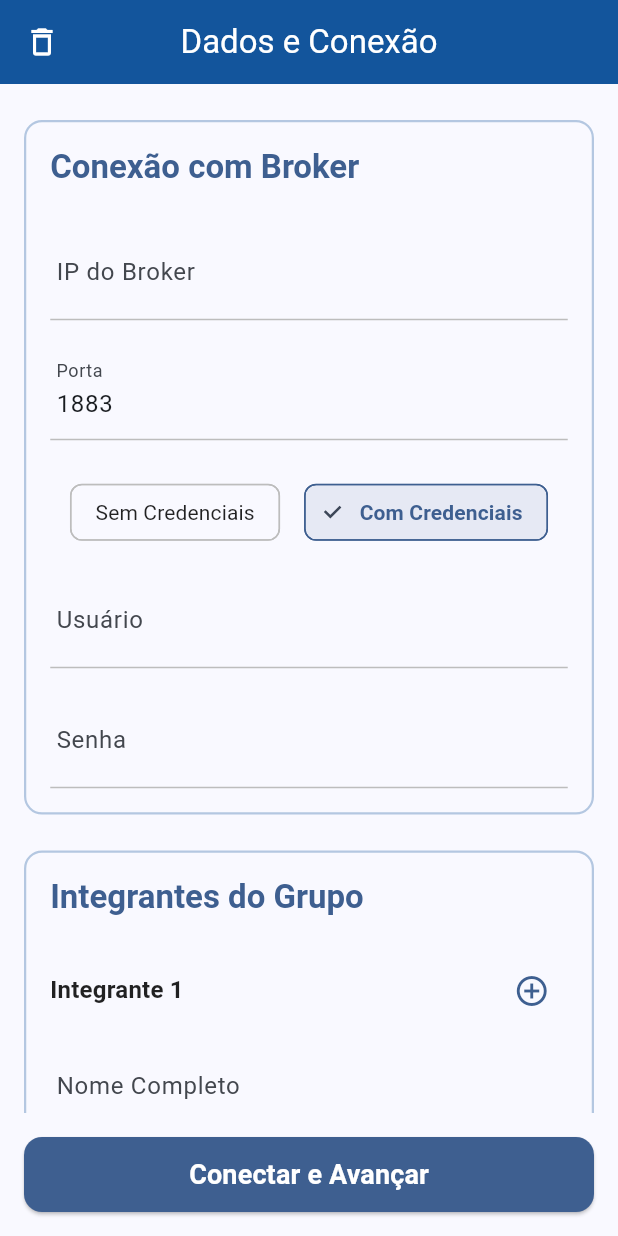
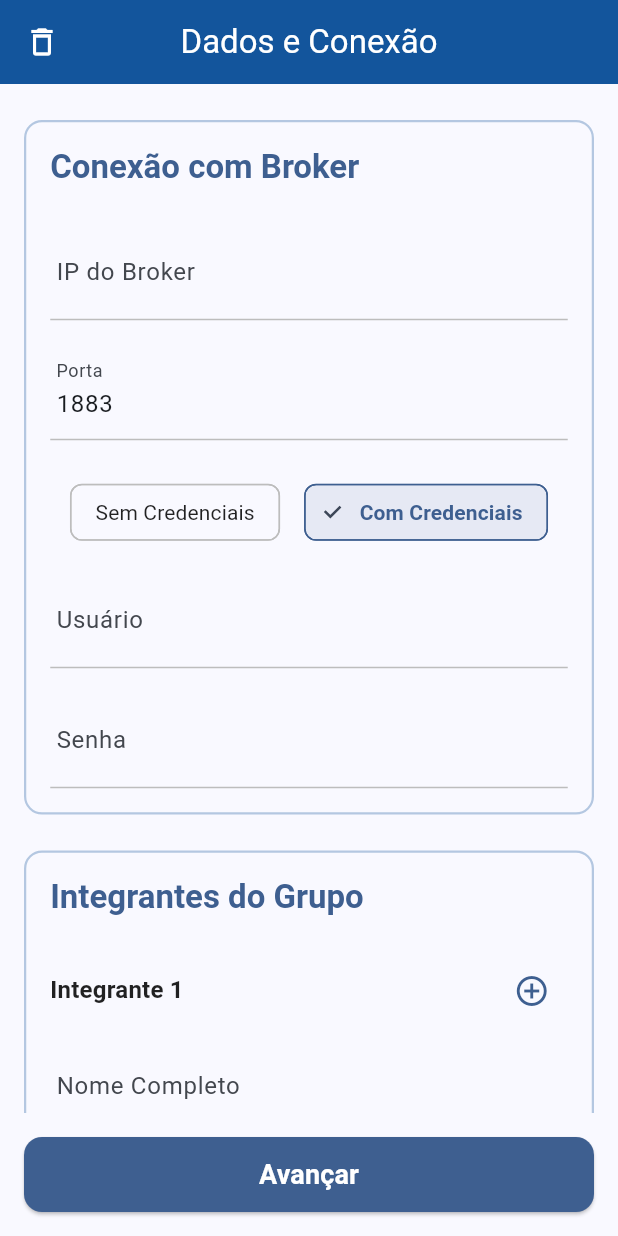
Before and after one commit to Lksfarnog/Aplicativocontrole, a Flutter app: the UnifiedScreen screen opened directly, on a phone screen of 412 x 824 dp. Run offline on Flutter 3.47's test engine with Material 3 defaults, Android fonts, the phone set to English and light mode, and no system bars; our stand-ins replace connectivity_plus, lottie; missing offline and left inert: mqtt_client, pdfx; project files that could hold a hidden picture were left out.

Commit message:
Update 4.0.0.1

```diff
--- a/lib/dadosintegrante.dart
+++ b/lib/dadosintegrante.dart
@@ -303,7 +303,7 @@ class _UnifiedScreenState extends State<UnifiedScreen> {
             ),
           ),
           child: const Text(
-            'Conectar e Avançar',
+            'Avançar',
             style: TextStyle(fontSize: 18, fontWeight: FontWeight.bold),
           ),
         ),
```
